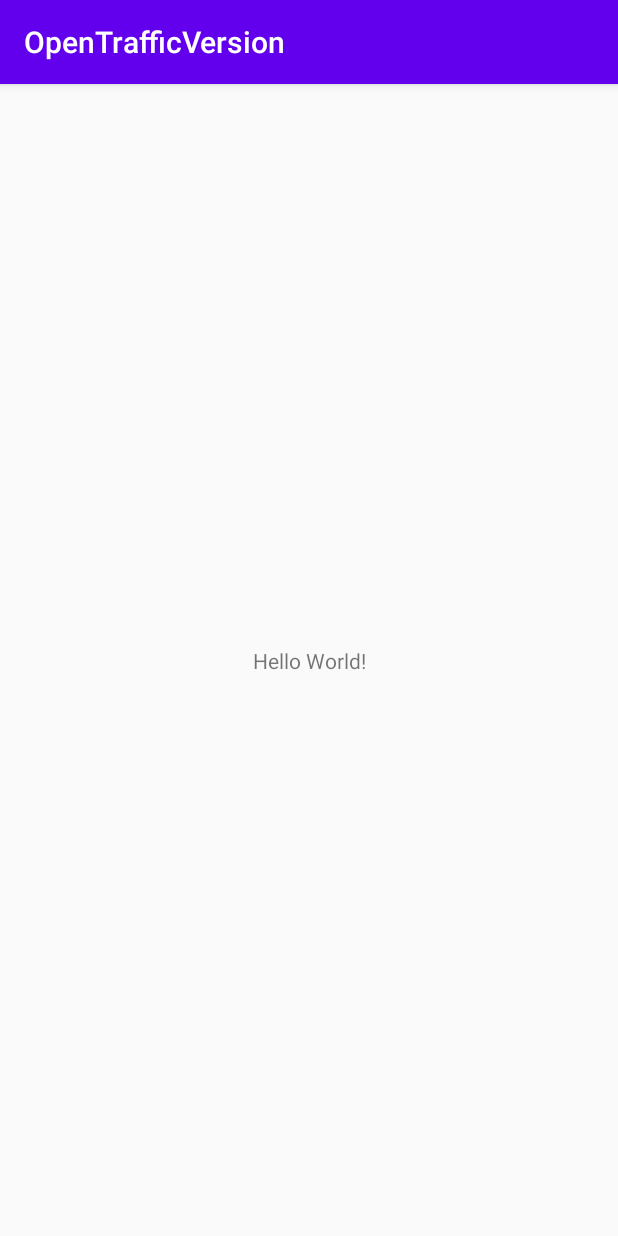
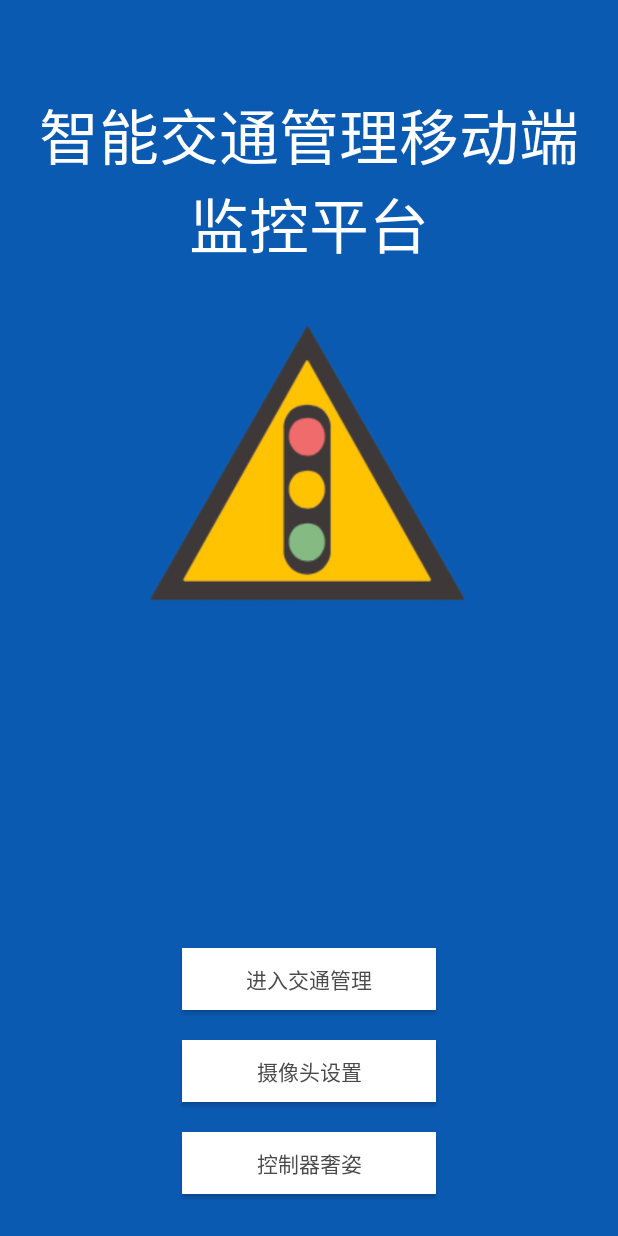
Before and after one commit to ayuanindex/OpenTrafficVersion, an Android app: the screen it shows after launch (MainActivity), on a phone screen of 412 x 824 dp. Run offline under Robolectric (Android 15) with nearby library versions, the phone set to English and light mode, and no system bars.

Commit message:
添加了初始界面

```diff
--- a/app/src/main/res/layout/activity_main.xml
+++ b/app/src/main/res/layout/activity_main.xml
@@ -4,15 +4,66 @@
     xmlns:tools="http://schemas.android.com/tools"
     android:layout_width="match_parent"
     android:layout_height="match_parent"
+    android:background="#0B5AB2"
     tools:context=".MainActivity">
 
+
     <TextView
+        android:id="@+id/textView"
         android:layout_width="wrap_content"
         android:layout_height="wrap_content"
-        android:text="Hello World!"
-        app:layout_constraintBottom_toBottomOf="parent"
-        app:layout_constraintLeft_toLeftOf="parent"
-        app:layout_constraintRight_toRightOf="parent"
+        android:layout_marginTop="50dp"
+        android:gravity="center"
+        android:padding="10dp"
+        android:text="智能交通管理移动端监控平台"
+        android:textColor="#ffffff"
+        android:textSize="40sp"
+        app:layout_constraintEnd_toEndOf="parent"
+        app:layout_constraintHorizontal_bias="0.0"
+        app:layout_constraintStart_toStartOf="parent"
         app:layout_constraintTop_toTopOf="parent" />
 
+    <ImageView
+        android:id="@+id/imageView2"
+        android:layout_width="263dp"
+        android:layout_height="192dp"
+        android:layout_marginTop="24dp"
+        app:layout_constraintEnd_toEndOf="parent"
+        app:layout_constraintStart_toStartOf="parent"
+        app:layout_constraintTop_toBottomOf="@+id/textView"
+        app:srcCompat="@drawable/logo" />
+
+    <Button
+        android:id="@+id/btn_jump_management"
+        android:layout_width="169dp"
+        android:layout_height="41dp"
+        android:layout_marginBottom="20dp"
+        android:background="#ffffff"
+        android:text="进入交通管理"
+        app:layout_constraintBottom_toTopOf="@+id/btn_jump_camera_setting"
+        app:layout_constraintEnd_toEndOf="parent"
+        app:layout_constraintStart_toStartOf="parent" />
+
+    <Button
+        android:id="@+id/btn_jump_control_setting"
+        android:layout_width="169dp"
+        android:layout_height="41dp"
+        android:layout_marginBottom="28dp"
+        android:background="#ffffff"
+        android:text="控制器奢姿"
+        app:layout_constraintBottom_toBottomOf="parent"
+        app:layout_constraintEnd_toEndOf="parent"
+        app:layout_constraintStart_toStartOf="parent" />
+
+    <Button
+        android:id="@+id/btn_jump_camera_setting"
+        android:layout_width="169dp"
+        android:layout_height="41dp"
+        android:layout_marginBottom="20dp"
+        android:background="#ffffff"
+        android:text="摄像头设置"
+        app:layout_constraintBottom_toTopOf="@+id/btn_jump_control_setting"
+        app:layout_constraintEnd_toEndOf="parent"
+        app:layout_constraintStart_toStartOf="parent" />
+
 </androidx.constraintlayout.widget.ConstraintLayout>
--- a/app/src/main/res/values/styles.xml
+++ b/app/src/main/res/values/styles.xml
@@ -6,6 +6,9 @@
         <item name="colorPrimary">@color/colorPrimary</item>
         <item name="colorPrimaryDark">@color/colorPrimaryDark</item>
         <item name="colorAccent">@color/colorAccent</item>
+        <item name="windowNoTitle">true</item>
+        <item name="android:windowNoTitle">true</item>
+        <item name="android:textColor">#4A4A4A</item>
     </style>
 
 </resources>
```
Also changed, not shown: app/src/main/res/drawable/camera.png (added), app/src/main/res/drawable/control.png (added), app/src/main/res/drawable/logo.png (added).
